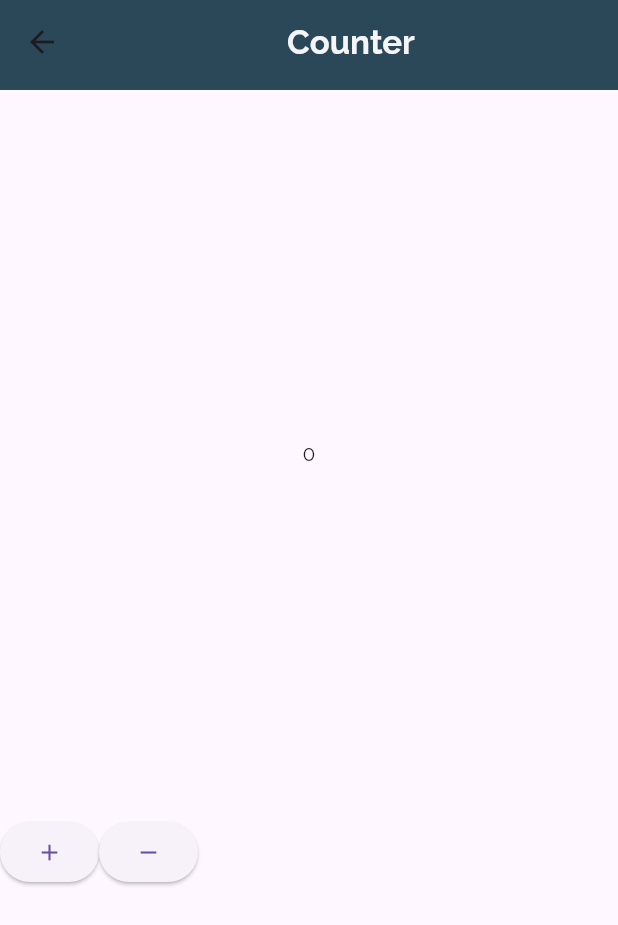
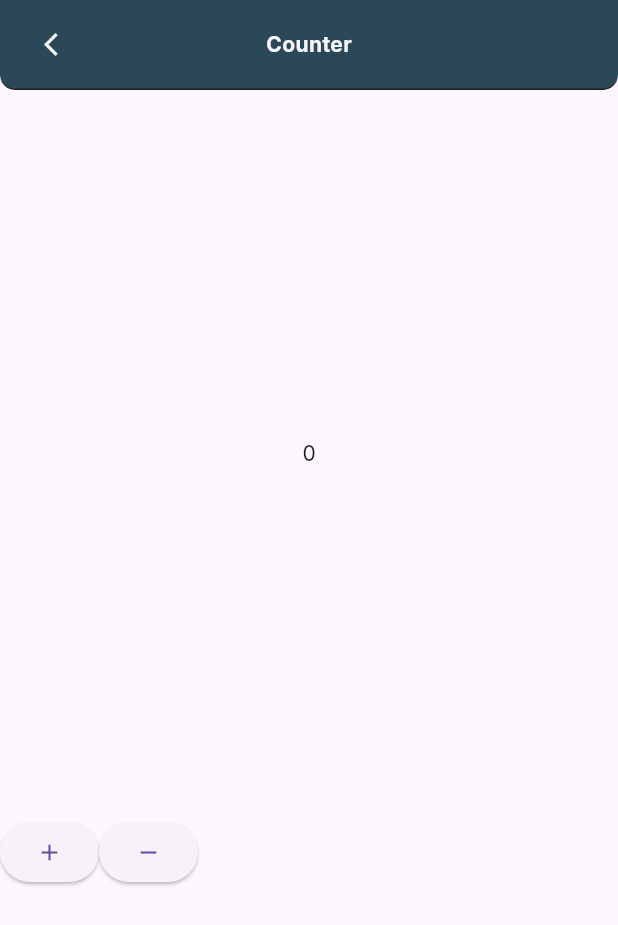
Before and after one commit to GaboLozaLucero/bloc_examples, a Flutter app: the screen it shows after launch, after a tap on "15", on a phone screen of 412 x 824 dp. Shown: the top 925 px of the screen. Run offline on Flutter 3.47's test engine with Material 3 defaults, Android fonts, the phone set to English and light mode, and no system bars; our stand-ins replace bloc, flutter_bloc, google_fonts.

Commit message:
google fonts added, color const, custom appbar

```diff
--- a/lib/bloc_examples.dart
+++ b/lib/bloc_examples.dart
@@ -9,9 +9,9 @@ class BlocExamples extends StatelessWidget {
   Widget build(BuildContext context) {
     return MaterialApp(
       debugShowCheckedModeBanner: false,
-      home: Menu(),
+      home: const Menu(),
       theme: ThemeData(
-        textTheme: GoogleFonts.ralewayTextTheme(Theme.of(context).textTheme),
+        textTheme: GoogleFonts.interTextTheme(Theme.of(context).textTheme),
       ),
     );
   }
--- a/lib/constant/color.dart
+++ b/lib/constant/color.dart
@@ -3,3 +3,5 @@ import 'package:flutter/material.dart';
 const Color white = Color(0xFFF5F5F7);
 const Color black = Color(0xFF1D1D1F);
 const Color timer = Color(0xFF477090);
+const Color blackBackground = Color(0xFF032132);
+const Color appbarBackground = Color(0xFF2A4858);
--- a/lib/constant/widgets/custom_app_bar.dart
+++ b/lib/constant/widgets/custom_app_bar.dart
@@ -1,3 +1,4 @@
+import 'package:bloc_practice/constant/color.dart';
 import 'package:flutter/material.dart';
 
 class CustomAppBar extends StatelessWidget implements PreferredSizeWidget {
@@ -8,18 +9,60 @@ class CustomAppBar extends StatelessWidget implements PreferredSizeWidget {
 
   @override
   Widget build(BuildContext context) {
-    return AppBar(
-      title: Center(
-        child: Text(
-          title,
-          style: const TextStyle(
-            fontWeight: FontWeight.bold,
-            color: Color(0xFFF5F5F7),
-          ),
+    return SafeArea(
+        child: Container(
+      decoration: const BoxDecoration(
+        borderRadius: BorderRadius.only(
+          bottomLeft: Radius.circular(10.0),
+          bottomRight: Radius.circular(10.0),
+        ),
+        color: appbarBackground,
+        border: Border(
+          bottom: BorderSide(color: black),
         ),
       ),
-      backgroundColor: const Color(0xFF2A4858),
-    );
+      child: Padding(
+        padding: const EdgeInsets.symmetric(horizontal: 15.0, vertical: 15.0),
+        child: Stack(
+          children: [
+            Positioned.fill(
+              child: Center(
+                child: Text(
+                  title,
+                  style: const TextStyle(
+                    fontWeight: FontWeight.bold,
+                    color: white,
+                  ),
+                ),
+              ),
+            ),
+            Row(
+              mainAxisAlignment: MainAxisAlignment.spaceBetween,
+              crossAxisAlignment: CrossAxisAlignment.center,
+              children: [
+                leading ??
+                    Transform.translate(
+                      offset: const Offset(-14.0, 0.0),
+                      child: ElevatedButton(
+                          style: ElevatedButton.styleFrom(
+                            shape: const CircleBorder(),
+                            backgroundColor: appbarBackground,
+                            elevation: 0.0,
+                          ),
+                          onPressed: () {
+                            Navigator.of(context).pop();
+                          },
+                          child: const Icon(
+                            Icons.arrow_back_ios_new,
+                            color: white,
+                          )),
+                    ),
+              ],
+            )
+          ],
+        ),
+      ),
+    ));
   }
 
   // @override
@@ -27,5 +70,5 @@ class CustomAppBar extends StatelessWidget implements PreferredSizeWidget {
   // Size get preferredSize => throw UnimplementedError();
 
   @override
-  Size get preferredSize => const Size(double.infinity, 60);
+  Size get preferredSize => const Size(double.maxFinite, 60);
 }
--- a/lib/constant/widgets/menu_button.dart
+++ b/lib/constant/widgets/menu_button.dart
@@ -49,7 +49,7 @@ class MenuButton extends StatelessWidget {
                   Container(
                     width: widthContainer * 0.4,
                     height: heightContainer * 0.15,
-                    decoration: BoxDecoration(borderRadius: BorderRadius.circular(5.0), color: black),
+                    decoration: BoxDecoration(borderRadius: BorderRadius.circular(5.0), color: blackBackground),
                     child: Center(
                       child: Text(
                         "#$typeOfController",
--- a/lib/menu.dart
+++ b/lib/menu.dart
@@ -14,7 +14,7 @@ class Menu extends StatelessWidget {
     return Scaffold(
       // extendBodyBehindAppBar: true,
       backgroundColor: const Color(0xFFFEF9FD),
-      appBar: const CustomAppBar(title: "Bloc examples",),
+      appBar: const CustomAppBar(title: "Bloc examples", leading: Icon(Icons.home_outlined, color: white),),
       body: SingleChildScrollView(
         padding: const EdgeInsets.only(top: 20.0),
         child: Column(
@@ -101,13 +101,13 @@ class Menu extends StatelessWidget {
               ],
             ),
             SizedBox(height: heightContainer * 0.1),
-            Row(
-              mainAxisAlignment: MainAxisAlignment.spaceEvenly,
-              children: [
-                MenuButton(topWidget: SizedBox(), function: () {}, title: "Test", typeOfController: "GetX"),
-                MenuButton(topWidget: SizedBox(), function: () {}, title: "Test", typeOfController: "GetX"),
-              ],
-            )
+            // Row(
+            //   mainAxisAlignment: MainAxisAlignment.spaceEvenly,
+            //   children: [
+            //     MenuButton(topWidget: SizedBox(), function: () {}, title: "Test", typeOfController: "GetX"),
+            //     MenuButton(topWidget: SizedBox(), function: () {}, title: "Test", typeOfController: "GetX"),
+            //   ],
+            // )
           ],
         ),
       ),
```
